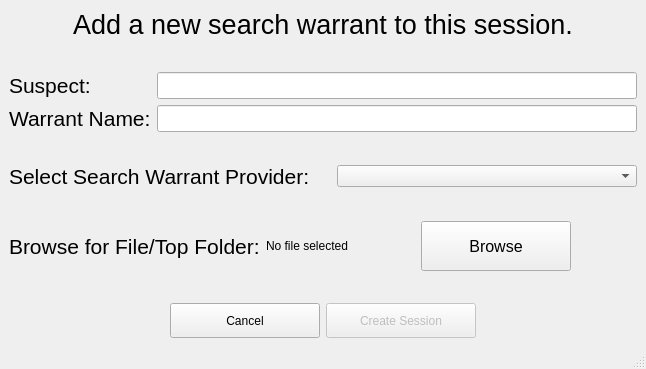
First picture: the form in CanopyGUI/AddDataWindow.ui, repository joshrands/Canopy, before the edit.
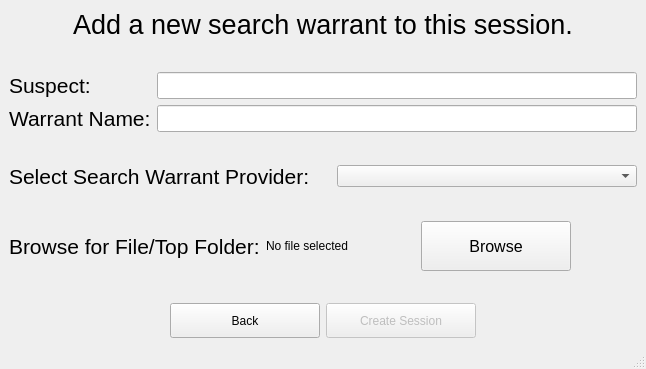
Second picture: the form after the edit.

Diff of the .ui file:
```diff
--- a/CanopyGUI/AddDataWindow.ui
+++ b/CanopyGUI/AddDataWindow.ui
@@ -219,7 +219,7 @@
          </size>
         </property>
         <property name="text">
-         <string>Cancel</string>
+         <string>Back</string>
         </property>
        </widget>
       </item>
```
